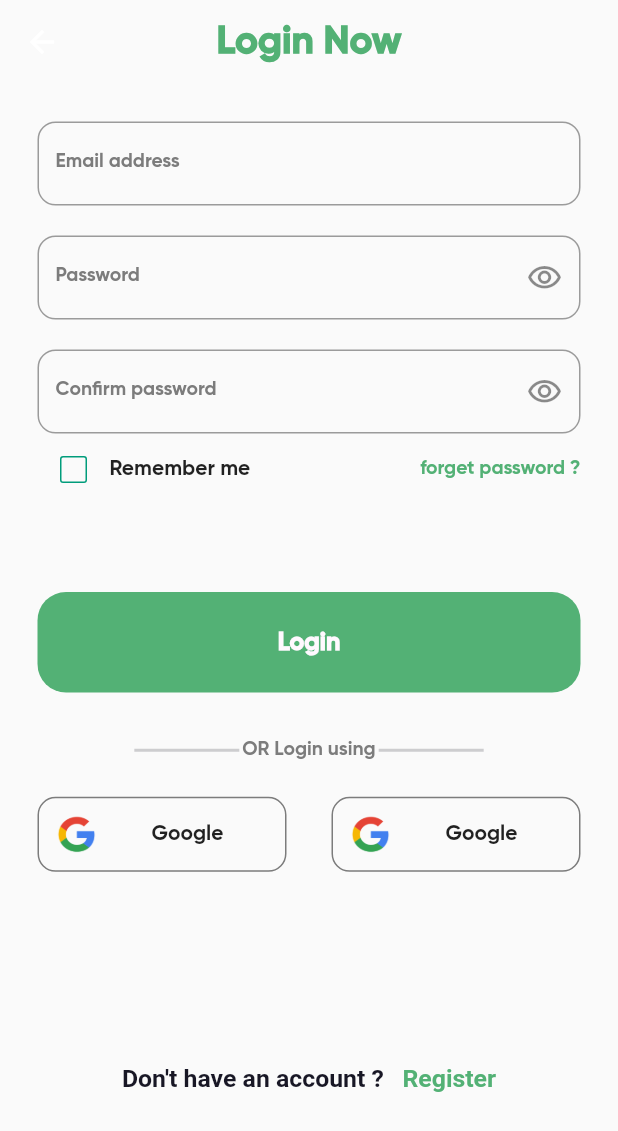
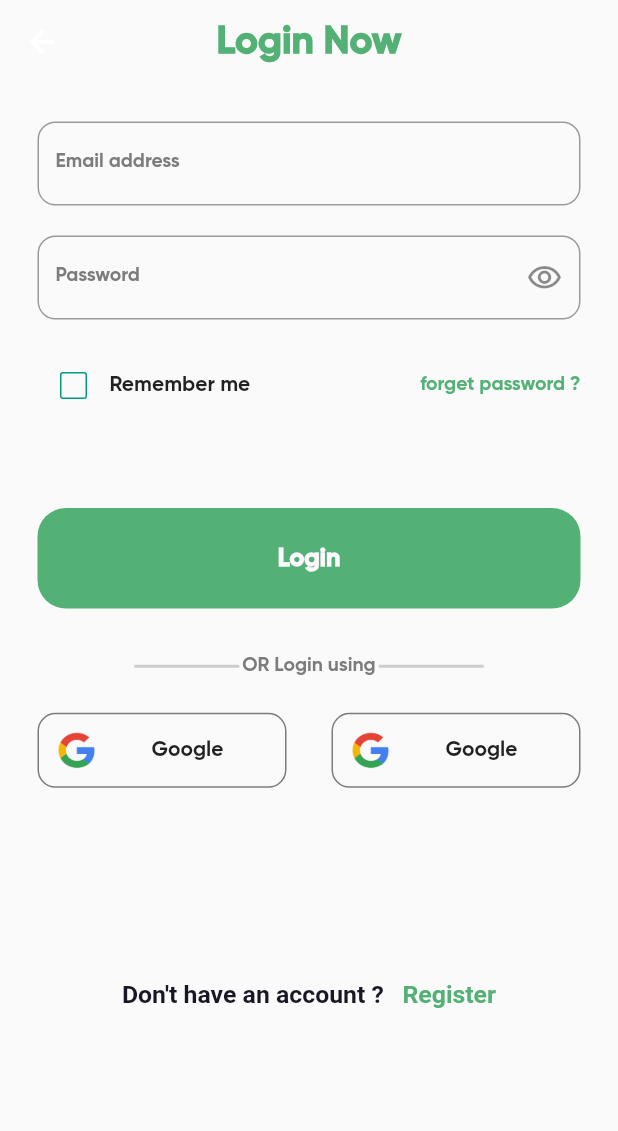
Before and after one commit to Nadersaye/nectar, a Flutter app: the screen it shows after launch, after a tap on "Login", on a phone screen of 412 x 824 dp. Shown: the top 1131 px of the screen. Run offline on Flutter 3.47's test engine with Material 2 defaults, Android fonts, the phone set to English and light mode, and no system bars; our stand-ins replace awesome_notifications, carousel_slider, dio, dots_indicator, flutter_bloc, flutter_rating_bar and 6 more; missing offline and left inert: animated_digit, flutter_stripe, material_dialogs, solid_bottom_sheet.

Commit message:
delete confirm password textFormfield

```diff
--- a/lib/features/authentication/presentation/manager/cubit/login_cubit.dart
+++ b/lib/features/authentication/presentation/manager/cubit/login_cubit.dart
@@ -8,15 +8,9 @@ class LoginCubit extends Cubit<LoginStates> {
   LoginCubit() : super(LoginInitial());
   static LoginCubit get(context) => BlocProvider.of(context);
   bool isPassword = true;
-  bool isConfirmPassword = true;
   bool isChecked = false;
   void changePasswordVisabilty() {
     isPassword = !isPassword;
-    emit(ChangePasswordVizabilityState());
-  }
-
-  void changeConfirmPasswordVisabilty() {
-    isConfirmPassword = !isConfirmPassword;
     emit(ChangePasswordVizabilityState());
   }
 
--- a/lib/features/authentication/presentation/views/widgets/Login widgets/login_view_body.dart
+++ b/lib/features/authentication/presentation/views/widgets/Login widgets/login_view_body.dart
@@ -151,18 +151,6 @@ class InputLoginDetails extends StatelessWidget {
         const SizedBox(
           height: 20,
         ),
-        CustomAuthenticationTextformfield(
-          controller: confirmPasswordController,
-          type: TextInputType.visiblePassword,
-          label: 'Confirm password',
-          isPassword: LoginCubit.get(context).isConfirmPassword,
-          suffix: loginCubit.isConfirmPassword
-              ? Icons.visibility_outlined
-              : Icons.visibility_off_outlined,
-          suffixPressed: () {
-            LoginCubit.get(context).changeConfirmPasswordVisabilty();
-          },
-        ),
       ],
     );
   }
```
